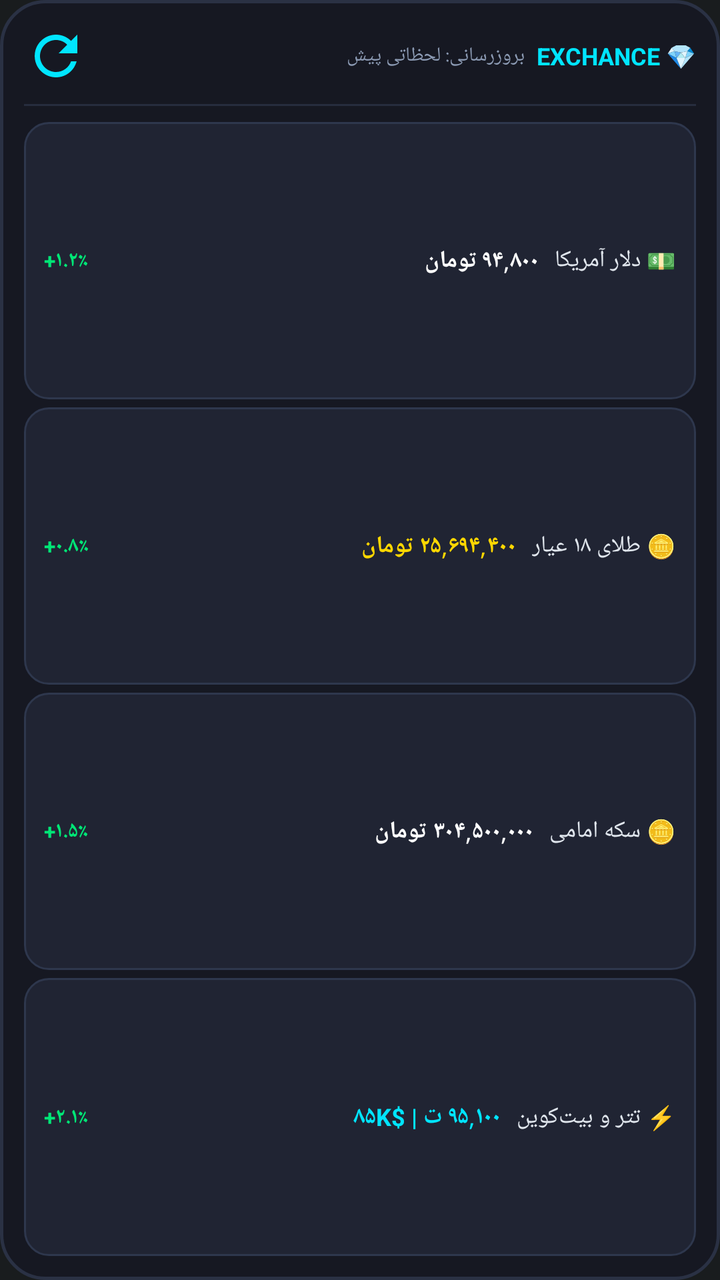
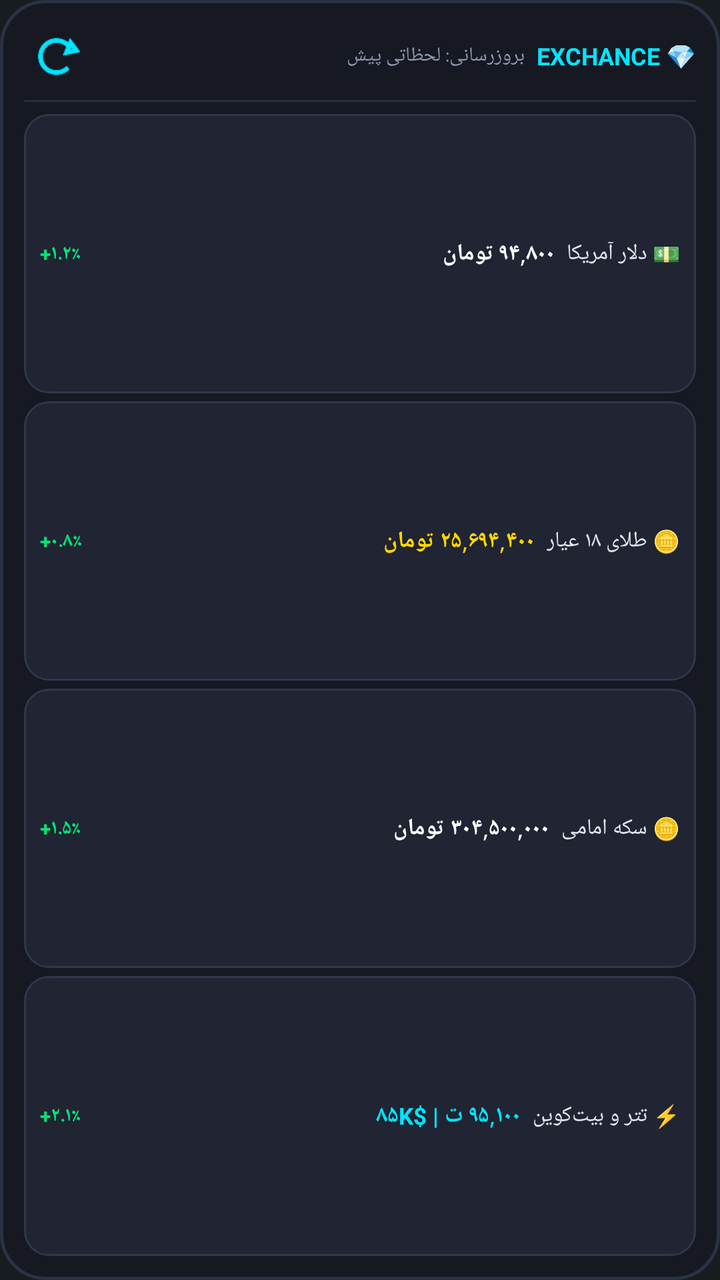

The first picture is an Android layout as it rendered before a commit; the second is the same layout after the commit. The layout source and the unified diff follow.
<!-- AndroidManifest.xml: application theme Theme.MyApplication -->
<!-- res/layout/widget_market_card.xml -->
<?xml version="1.0" encoding="utf-8"?>
<LinearLayout xmlns:android="http://schemas.android.com/apk/res/android"
    android:id="@+id/widget_root"
    android:layout_width="match_parent"
    android:layout_height="match_parent"
    android:background="@drawable/widget_bg"
    android:orientation="vertical"
    android:padding="12dp">

    
    <LinearLayout
        android:layout_width="match_parent"
        android:layout_height="wrap_content"
        android:gravity="center_vertical"
        android:orientation="horizontal">

        
        <ImageButton
            android:id="@+id/widget_btn_refresh"
            android:layout_width="32dp"
            android:layout_height="32dp"
            android:background="?android:attr/selectableItemBackgroundBorderless"
            android:contentDescription="بروزرسانی نرخ‌ها"
            android:src="@drawable/ic_refresh" />

        
        <TextView
            android:id="@+id/widget_last_updated"
            android:layout_width="0dp"
            android:layout_height="wrap_content"
            android:layout_weight="1"
            android:paddingStart="6dp"
            android:paddingEnd="6dp"
            android:text="بروزرسانی: لحظاتی پیش"
            android:textColor="#8C9BB4"
            android:textSize="10sp" />

        
        <TextView
            android:layout_width="wrap_content"
            android:layout_height="wrap_content"
            android:text="EXCHANCE 💎"
            android:textColor="#00E5FF"
            android:textSize="12sp"
            android:textStyle="bold" />
    </LinearLayout>

    <View
        android:layout_width="match_parent"
        android:layout_height="1dp"
        android:layout_marginTop="8dp"
        android:layout_marginBottom="8dp"
        android:background="#262D3E" />

    
    <LinearLayout
        android:layout_width="match_parent"
        android:layout_height="0dp"
        android:layout_weight="1"
        android:orientation="vertical">

        
        <LinearLayout
            android:id="@+id/widget_row_usd"
            android:layout_width="match_parent"
            android:layout_height="0dp"
            android:layout_marginBottom="4dp"
            android:layout_weight="1"
            android:background="@drawable/widget_item_bg"
            android:gravity="center_vertical"
            android:orientation="horizontal"
            android:paddingStart="10dp"
            android:paddingEnd="10dp">

            <TextView
                android:id="@+id/widget_change_usd"
                android:layout_width="wrap_content"
                android:layout_height="wrap_content"
                android:text="+۱.۲٪"
                android:textColor="#00E676"
                android:textSize="10.5sp"
                android:textStyle="bold" />

            <TextView
                android:id="@+id/widget_price_usd"
                android:layout_width="0dp"
                android:layout_height="wrap_content"
                android:layout_weight="1"
                android:paddingStart="8dp"
                android:paddingEnd="8dp"
                android:text="۹۴,۸۰۰ تومان"
                android:textColor="#FFFFFF"
                android:textSize="12sp"
                android:textStyle="bold" />

            <TextView
                android:layout_width="wrap_content"
                android:layout_height="wrap_content"
                android:text="💵 دلار آمریکا"
                android:textColor="#E0E6ED"
                android:textSize="11.5sp" />
        </LinearLayout>

        
        <LinearLayout
            android:id="@+id/widget_row_gold"
            android:layout_width="match_parent"
            android:layout_height="0dp"
            android:layout_marginBottom="4dp"
            android:layout_weight="1"
            android:background="@drawable/widget_item_bg"
            android:gravity="center_vertical"
            android:orientation="horizontal"
            android:paddingStart="10dp"
            android:paddingEnd="10dp">

            <TextView
                android:id="@+id/widget_change_gold"
                android:layout_width="wrap_content"
                android:layout_height="wrap_content"
                android:text="+۰.۸٪"
                android:textColor="#00E676"
                android:textSize="10.5sp"
                android:textStyle="bold" />

            <TextView
                android:id="@+id/widget_price_gold"
                android:layout_width="0dp"
                android:layout_height="wrap_content"
                android:layout_weight="1"
                android:paddingStart="8dp"
                android:paddingEnd="8dp"
                android:text="۲۵,۶۹۴,۴۰۰ تومان"
                android:textColor="#FFD700"
                android:textSize="12sp"
                android:textStyle="bold" />

            <TextView
                android:layout_width="wrap_content"
                android:layout_height="wrap_content"
                android:text="🪙 طلای ۱۸ عیار"
                android:textColor="#E0E6ED"
                android:textSize="11.5sp" />
        </LinearLayout>

        
        <LinearLayout
            android:id="@+id/widget_row_coin"
            android:layout_width="match_parent"
            android:layout_height="0dp"
            android:layout_marginBottom="4dp"
            android:layout_weight="1"
            android:background="@drawable/widget_item_bg"
            android:gravity="center_vertical"
            android:orientation="horizontal"
            android:paddingStart="10dp"
            android:paddingEnd="10dp">

            <TextView
                android:id="@+id/widget_change_coin"
                android:layout_width="wrap_content"
                android:layout_height="wrap_content"
                android:text="+۱.۵٪"
                android:textColor="#00E676"
                android:textSize="10.5sp"
                android:textStyle="bold" />

            <TextView
                android:id="@+id/widget_price_coin"
                android:layout_width="0dp"
                android:layout_height="wrap_content"
                android:layout_weight="1"
                android:paddingStart="8dp"
                android:paddingEnd="8dp"
                android:text="۳۰۴,۵۰۰,۰۰۰ تومان"
                android:textColor="#FFFFFF"
                android:textSize="12sp"
                android:textStyle="bold" />

            <TextView
                android:layout_width="wrap_content"
                android:layout_height="wrap_content"
                android:text="🪙 سکه امامی"
                android:textColor="#E0E6ED"
                android:textSize="11.5sp" />
        </LinearLayout>

        
        <LinearLayout
            android:id="@+id/widget_row_crypto"
            android:layout_width="match_parent"
            android:layout_height="0dp"
            android:layout_weight="1"
            android:background="@drawable/widget_item_bg"
            android:gravity="center_vertical"
            android:orientation="horizontal"
            android:paddingStart="10dp"
            android:paddingEnd="10dp">

            <TextView
                android:id="@+id/widget_change_crypto"
                android:layout_width="wrap_content"
                android:layout_height="wrap_content"
                android:text="+۲.۱٪"
                android:textColor="#00E676"
                android:textSize="10.5sp"
                android:textStyle="bold" />

            <TextView
                android:id="@+id/widget_price_crypto"
                android:layout_width="0dp"
                android:layout_height="wrap_content"
                android:layout_weight="1"
                android:paddingStart="8dp"
                android:paddingEnd="8dp"
                android:text="۹۵,۱۰۰ ت | $۸۵K"
                android:textColor="#00E5FF"
                android:textSize="12sp"
                android:textStyle="bold" />

            <TextView
                android:layout_width="wrap_content"
                android:layout_height="wrap_content"
                android:text="⚡ تتر و بیت‌کوین"
                android:textColor="#E0E6ED"
                android:textSize="11.5sp" />
        </LinearLayout>
    </LinearLayout>

</LinearLayout>
<!-- resources referenced by this layout -->
<resources>
  <!-- drawable ic_refresh (drawable) -->
  <?xml version="1.0" encoding="utf-8"?>
  <vector xmlns:android="http://schemas.android.com/apk/res/android"
      android:width="24dp"
      android:height="24dp"
      android:viewportWidth="24"
      android:viewportHeight="24">
      <path
          android:fillColor="#00E5FF"
          android:pathData="M17.65,6.35C16.2,4.9 14.21,4 12,4c-4.42,0 -7.99,3.58 -7.99,8s3.57,8 7.99,8c3.73,0 6.84,-2.55 7.73,-6h-2.08c-0.82,2.33 -3.04,4 -5.65,4 -3.31,0 -6,-2.69 -6,-6s2.69,-6 6,-6c1.66,0 3.14,0.69 4.22,1.78L13,11h7V4l-2.35,2.35z"/>
  </vector>
  <!-- drawable widget_bg (drawable) -->
  <?xml version="1.0" encoding="utf-8"?>
  <shape xmlns:android="http://schemas.android.com/apk/res/android"
      android:shape="rectangle">
      <solid android:color="#161822" />
      <stroke
          android:width="1.5dp"
          android:color="#2A3144" />
      <corners android:radius="22dp" />
  </shape>
  <!-- drawable widget_item_bg (drawable) -->
  <?xml version="1.0" encoding="utf-8"?>
  <shape xmlns:android="http://schemas.android.com/apk/res/android"
      android:shape="rectangle">
      <solid android:color="#202433" />
      <stroke
          android:width="1dp"
          android:color="#2E374D" />
      <corners android:radius="12dp" />
  </shape>
  <style name="Theme.MyApplication" parent="android:Theme.DeviceDefault.NoActionBar" />
</resources>

<!-- the commit's change to res/layout/widget_market_card.xml (unified diff, before → after) -->
@@ -15,13 +15,14 @@
         android:orientation="horizontal">
 
         
-        <ImageButton
+        <ImageView
             android:id="@+id/widget_btn_refresh"
             android:layout_width="32dp"
             android:layout_height="32dp"
-            android:background="?android:attr/selectableItemBackgroundBorderless"
+            android:padding="4dp"
+            android:background="@android:color/transparent"
             android:contentDescription="بروزرسانی نرخ‌ها"
-            android:src="@drawable/ic_refresh" />
+            android:src="@drawable/ic_widget_refresh" />
 
         
         <TextView
@@ -29,6 +30,8 @@
             android:layout_width="0dp"
             android:layout_height="wrap_content"
             android:layout_weight="1"
+            android:paddingLeft="6dp"
+            android:paddingRight="6dp"
             android:paddingStart="6dp"
             android:paddingEnd="6dp"
             android:text="بروزرسانی: لحظاتی پیش"
@@ -45,12 +48,14 @@
             android:textStyle="bold" />
     </LinearLayout>
 
-    <View
+    
+    <ImageView
         android:layout_width="match_parent"
         android:layout_height="1dp"
-        android:layout_marginTop="8dp"
-        android:layout_marginBottom="8dp"
-        android:background="#262D3E" />
+        android:layout_marginTop="6dp"
+        android:layout_marginBottom="6dp"
+        android:background="#262D3E"
+        android:src="@android:color/transparent" />
 
     
     <LinearLayout
@@ -69,8 +74,10 @@
             android:background="@drawable/widget_item_bg"
             android:gravity="center_vertical"
             android:orientation="horizontal"
-            android:paddingStart="10dp"
-            android:paddingEnd="10dp">
+            android:paddingLeft="8dp"
+            android:paddingRight="8dp"
+            android:paddingStart="8dp"
+            android:paddingEnd="8dp">
 
             <TextView
                 android:id="@+id/widget_change_usd"
@@ -78,7 +85,7 @@
                 android:layout_height="wrap_content"
                 android:text="+۱.۲٪"
                 android:textColor="#00E676"
-                android:textSize="10.5sp"
+                android:textSize="10sp"
                 android:textStyle="bold" />
 
             <TextView
@@ -86,11 +93,13 @@
                 android:layout_width="0dp"
                 android:layout_height="wrap_content"
                 android:layout_weight="1"
-                android:paddingStart="8dp"
-                android:paddingEnd="8dp"
+                android:paddingLeft="6dp"
+                android:paddingRight="6dp"
+                android:paddingStart="6dp"
+                android:paddingEnd="6dp"
                 android:text="۹۴,۸۰۰ تومان"
                 android:textColor="#FFFFFF"
-                android:textSize="12sp"
+                android:textSize="11.5sp"
                 android:textStyle="bold" />
 
             <TextView
@@ -98,7 +107,7 @@
                 android:layout_height="wrap_content"
                 android:text="💵 دلار آمریکا"
                 android:textColor="#E0E6ED"
-                android:textSize="11.5sp" />
+                android:textSize="11sp" />
         </LinearLayout>
 
         
@@ -111,8 +120,10 @@
             android:background="@drawable/widget_item_bg"
             android:gravity="center_vertical"
             android:orientation="horizontal"
-            android:paddingStart="10dp"
-            android:paddingEnd="10dp">
+            android:paddingLeft="8dp"
+            android:paddingRight="8dp"
+            android:paddingStart="8dp"
+            android:paddingEnd="8dp">
 
             <TextView
                 android:id="@+id/widget_change_gold"
@@ -120,7 +131,7 @@
                 android:layout_height="wrap_content"
                 android:text="+۰.۸٪"
                 android:textColor="#00E676"
-                android:textSize="10.5sp"
+                android:textSize="10sp"
                 android:textStyle="bold" />
 
             <TextView
@@ -128,11 +139,13 @@
                 android:layout_width="0dp"
                 android:layout_height="wrap_content"
                 android:layout_weight="1"
-                android:paddingStart="8dp"
-                android:paddingEnd="8dp"
+                android:paddingLeft="6dp"
+                android:paddingRight="6dp"
+                android:paddingStart="6dp"
+                android:paddingEnd="6dp"
                 android:text="۲۵,۶۹۴,۴۰۰ تومان"
                 android:textColor="#FFD700"
-                android:textSize="12sp"
+                android:textSize="11.5sp"
                 android:textStyle="bold" />
 
             <TextView
@@ -140,7 +153,7 @@
                 android:layout_height="wrap_content"
                 android:text="🪙 طلای ۱۸ عیار"
                 android:textColor="#E0E6ED"
-                android:textSize="11.5sp" />
+                android:textSize="11sp" />
         </LinearLayout>
 
         
@@ -153,8 +166,10 @@
             android:background="@drawable/widget_item_bg"
             android:gravity="center_vertical"
             android:orientation="horizontal"
-            android:paddingStart="10dp"
-            android:paddingEnd="10dp">
+            android:paddingLeft="8dp"
+            android:paddingRight="8dp"
+            android:paddingStart="8dp"
+            android:paddingEnd="8dp">
 
             <TextView
                 android:id="@+id/widget_change_coin"
@@ -162,7 +177,7 @@
                 android:layout_height="wrap_content"
                 android:text="+۱.۵٪"
                 android:textColor="#00E676"
-                android:textSize="10.5sp"
+                android:textSize="10sp"
                 android:textStyle="bold" />
 
             <TextView
@@ -170,11 +185,13 @@
                 android:layout_width="0dp"
                 android:layout_height="wrap_content"
                 android:layout_weight="1"
-                android:paddingStart="8dp"
-                android:paddingEnd="8dp"
+                android:paddingLeft="6dp"
+                android:paddingRight="6dp"
+                android:paddingStart="6dp"
+                android:paddingEnd="6dp"
                 android:text="۳۰۴,۵۰۰,۰۰۰ تومان"
                 android:textColor="#FFFFFF"
-                android:textSize="12sp"
+                android:textSize="11.5sp"
                 android:textStyle="bold" />
 
             <TextView
@@ -182,7 +199,7 @@
                 android:layout_height="wrap_content"
                 android:text="🪙 سکه امامی"
                 android:textColor="#E0E6ED"
-                android:textSize="11.5sp" />
+                android:textSize="11sp" />
         </LinearLayout>
 
         
@@ -194,8 +211,10 @@
             android:background="@drawable/widget_item_bg"
             android:gravity="center_vertical"
             android:orientation="horizontal"
-            android:paddingStart="10dp"
-            android:paddingEnd="10dp">
+            android:paddingLeft="8dp"
+            android:paddingRight="8dp"
+            android:paddingStart="8dp"
+            android:paddingEnd="8dp">
 
             <TextView
                 android:id="@+id/widget_change_crypto"
@@ -203,7 +222,7 @@
                 android:layout_height="wrap_content"
                 android:text="+۲.۱٪"
                 android:textColor="#00E676"
-                android:textSize="10.5sp"
+                android:textSize="10sp"
                 android:textStyle="bold" />
 
             <TextView
@@ -211,11 +230,13 @@
                 android:layout_width="0dp"
                 android:layout_height="wrap_content"
                 android:layout_weight="1"
-                android:paddingStart="8dp"
-                android:paddingEnd="8dp"
+                android:paddingLeft="6dp"
+                android:paddingRight="6dp"
+                android:paddingStart="6dp"
+                android:paddingEnd="6dp"
                 android:text="۹۵,۱۰۰ ت | $۸۵K"
                 android:textColor="#00E5FF"
-                android:textSize="12sp"
+                android:textSize="11.5sp"
                 android:textStyle="bold" />
 
             <TextView
@@ -223,7 +244,7 @@
                 android:layout_height="wrap_content"
                 android:text="⚡ تتر و بیت‌کوین"
                 android:textColor="#E0E6ED"
-                android:textSize="11.5sp" />
+                android:textSize="11sp" />
         </LinearLayout>
     </LinearLayout>
 
<!-- resource entries referenced after the edit -->
@@ -1,16 +1,6 @@
 <!-- resources referenced by this layout -->
 <resources>
-  <!-- drawable ic_refresh (drawable) -->
-  <?xml version="1.0" encoding="utf-8"?>
-  <vector xmlns:android="http://schemas.android.com/apk/res/android"
-      android:width="24dp"
-      android:height="24dp"
-      android:viewportWidth="24"
-      android:viewportHeight="24">
-      <path
-          android:fillColor="#00E5FF"
-          android:pathData="M17.65,6.35C16.2,4.9 14.21,4 12,4c-4.42,0 -7.99,3.58 -7.99,8s3.57,8 7.99,8c3.73,0 6.84,-2.55 7.73,-6h-2.08c-0.82,2.33 -3.04,4 -5.65,4 -3.31,0 -6,-2.69 -6,-6s2.69,-6 6,-6c1.66,0 3.14,0.69 4.22,1.78L13,11h7V4l-2.35,2.35z"/>
-  </vector>
+  <!-- drawable ic_widget_refresh: png bitmap (drawable, 903 bytes) -->
   <!-- drawable widget_bg (drawable) -->
   <?xml version="1.0" encoding="utf-8"?>
   <shape xmlns:android="http://schemas.android.com/apk/res/android"
